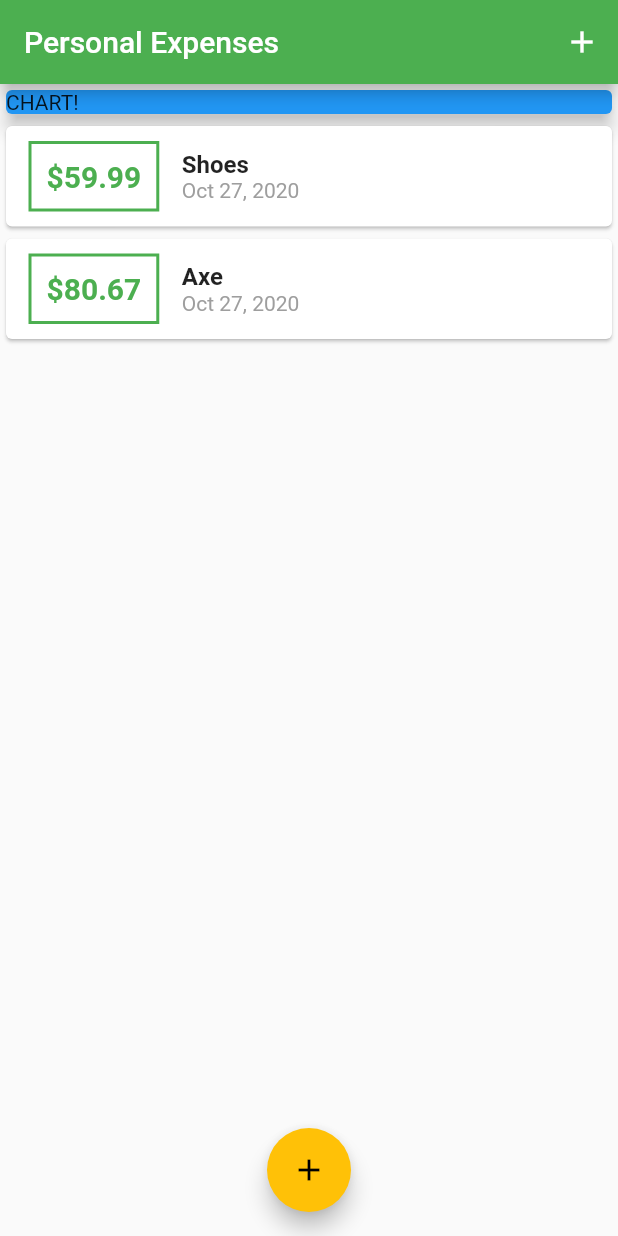
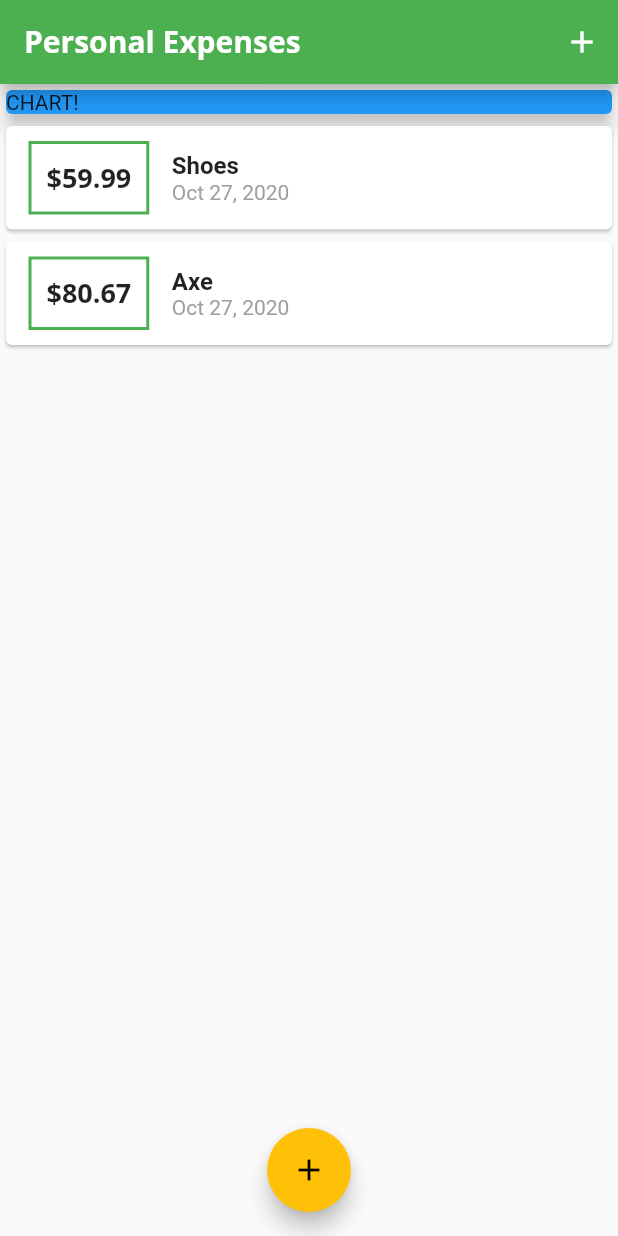
Before and after one commit to zagalapawel/personal_expenses_app, a Flutter app: the screen it shows after launch, on a phone screen of 412 x 824 dp. Run offline on Flutter 3.47's test engine with Material 2 defaults, Android fonts, the phone set to English and light mode, and no system bars.

Commit message:
custom fonts and styling

```diff
--- a/lib/main.dart
+++ b/lib/main.dart
@@ -11,11 +11,25 @@ class MyApp extends StatelessWidget {
   @override
   Widget build(BuildContext context) {
     return MaterialApp(
-      title: 'FPersonal Expenses',
+      title: 'Personal Expenses',
       theme: ThemeData(
-        primarySwatch: Colors.green,
-        accentColor: Colors.amber,
-      ),
+          primarySwatch: Colors.green,
+          accentColor: Colors.amber,
+          fontFamily: 'Quicksand',
+          textTheme: ThemeData.light().textTheme.copyWith(
+                  title: TextStyle(
+                fontFamily: 'OpenSans',
+                fontWeight: FontWeight.bold,
+                fontSize: 18,
+              )),
+          appBarTheme: AppBarTheme(
+            textTheme: ThemeData.light().textTheme.copyWith(
+                    title: TextStyle(
+                  fontFamily: 'OpenSans',
+                  fontSize: 20,
+                  fontWeight: FontWeight.bold,
+                )),
+          )),
       home: MyHomePage(),
     );
   }
@@ -71,7 +85,10 @@ class _MyHomePageState extends State<MyHomePage> {
   Widget build(BuildContext context) {
     return Scaffold(
         appBar: AppBar(
-          title: Text('Personal Expenses'),
+          title: Text(
+            'Personal Expenses',
+            // style: TextStyle(fontFamily: 'OpenSans'),
+          ),
           actions: <Widget>[
             IconButton(
               icon: Icon(Icons.add),
--- a/lib/widgets/transaction_list.dart
+++ b/lib/widgets/transaction_list.dart
@@ -33,11 +33,12 @@ class TransactionList extends StatelessWidget {
                     '\$' +
                         transactions[index].amount.toStringAsFixed(
                             2), //Can do the same by '\$${tx.amount}'
-                    style: TextStyle(
-                      fontWeight: FontWeight.bold,
-                      fontSize: 20,
-                      color: Theme.of(context).primaryColor,
-                    ),
+                    style: Theme.of(context).textTheme.title,
+                    // TextStyle(
+                    //   fontWeight: FontWeight.bold,
+                    //   fontSize: 20,
+                    //   color: Theme.of(context).pri,
+                    // ),
                   ),
                 ),
                 Column(
```
Also changed, not shown: pubspec.yaml (+11 -6 lines), assets/fonts/OpenSans-Bold.ttf (added), assets/fonts/OpenSans-Regular.ttf (added), assets/fonts/Quicksand-Bold.ttf (added), assets/fonts/Quicksand-Light.ttf (added), assets/fonts/Quicksand-Medium.ttf (added), assets/fonts/Quicksand-Regular.ttf (added).
